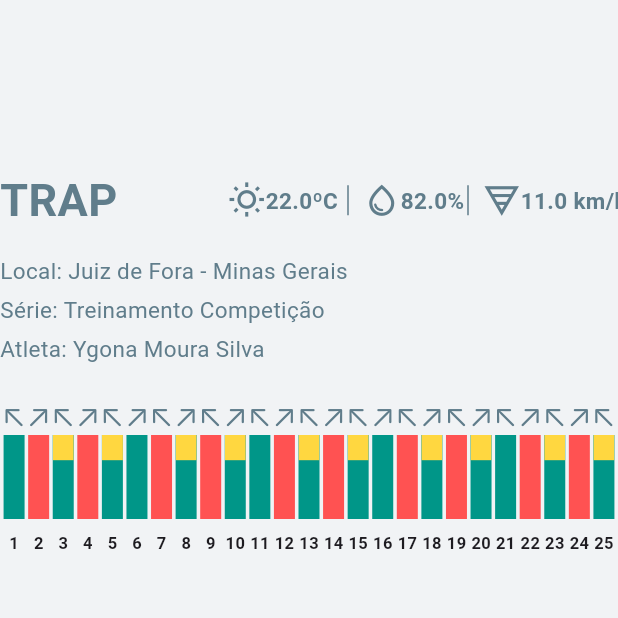
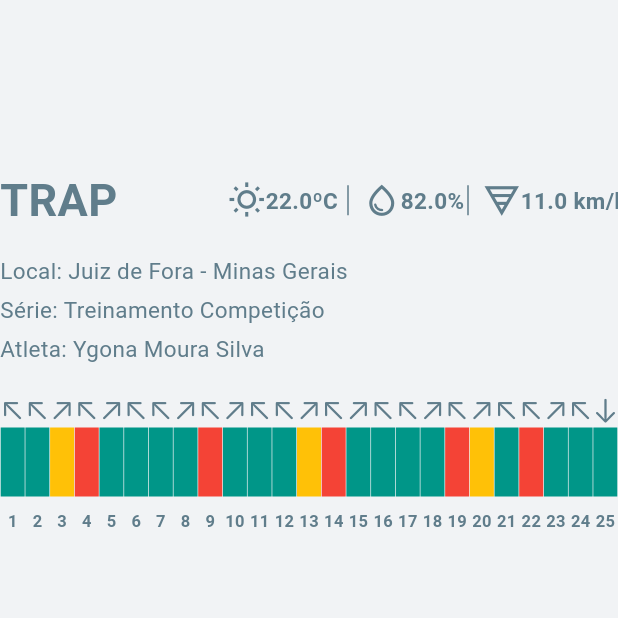
Before and after one commit to RafaelZapicoDev/bulletseed, a Flutter app: the screen it shows after launch, on a phone screen of 412 x 824 dp, the top half of it. Run offline on Flutter 3.47's test engine with Material 3 defaults, Android fonts, the phone set to English and light mode, and no system bars; drawn by our look-alikes of fl_chart; our stand-ins replace firebase_core; missing offline and left inert: gauge_indicator; accounts and stored records are empty.

Commit message:
fixing some issues

```diff
--- a/lib/charts/round/widget/round.dart
+++ b/lib/charts/round/widget/round.dart
@@ -45,7 +45,7 @@ class RoundChart extends StatelessWidget {
   @override
   Widget build(BuildContext context) {
     return Column(
-      spacing: 25,
+      spacing: 20,
       children: [
         RoundChartHeader(
           modality: modality,
@@ -66,8 +66,8 @@ class RoundChart extends StatelessWidget {
         RoundOverviewChart(
           attempts: attempts,
           hitColor: Colors.teal,
-          lostColor: Colors.redAccent,
-          secondShot: Colors.amberAccent,
+          lostColor: Colors.red,
+          secondShot: Colors.amber,
           subtitleColor: Colors.blueGrey,
         )
       ],
--- a/lib/charts/round/widget/round_overview.dart
+++ b/lib/charts/round/widget/round_overview.dart
@@ -23,7 +23,7 @@ class RoundOverviewChart extends StatelessWidget {
   Widget build(BuildContext context) {
     return SizedBox(
       width: 450,
-      height: 100,
+      height: 90,
       child: BarChart(
         duration: const Duration(seconds: 1),
         curve: Curves.fastLinearToSlowEaseIn,
@@ -50,21 +50,17 @@ class RoundOverviewChart extends StatelessWidget {
                 x: index + 1,
                 barRods: [
                   BarChartRodData(
-                      width: 14,
-                      color: attempts[index].hit ? hitColor : lostColor,
+                    width: 16,
+                    color: attempts[index].hit
+                        ? attempts[index].secondCartBridge
+                            ? secondShot
+                            : hitColor
+                        : lostColor,
                     borderRadius: BorderRadius.all(
                       Radius.zero,
                     ),
                     toY: 1,
-                      rodStackItems: [
-                        BarChartRodStackItem(
-                          .7,
-                          1,
-                          attempts[index].secondCartBridge
-                              ? secondShot
-                              : Colors.transparent,
-                        )
-                      ]),
+                  ),
                 ],
               );
             },
@@ -79,23 +75,11 @@ class RoundOverviewChart extends StatelessWidget {
 
     Widget icon;
 
-    if (intValue >= 1 && intValue <= 25) {
-      if (intValue % 2 == 0) {
     icon = Icon(
-          CupertinoIcons.arrow_up_right,
+      getDirectionIcon(attempts[intValue - 1].direction),
       color: Colors.blueGrey,
       size: 20,
     );
-      } else {
-        icon = Icon(
-          CupertinoIcons.arrow_up_left,
-          color: Colors.blueGrey,
-          size: 20,
-        );
-      }
-    } else {
-      icon = const Text('?');
-    }
 
     return SideTitleWidget(
       meta: meta,
@@ -104,9 +88,23 @@ class RoundOverviewChart extends StatelessWidget {
     );
   }
 
+  IconData getDirectionIcon(Direction direction) {
+    return switch (direction) {
+      Direction.north => CupertinoIcons.arrow_up,
+      Direction.south => CupertinoIcons.arrow_down,
+      Direction.east => CupertinoIcons.arrow_right,
+      Direction.west => CupertinoIcons.arrow_left,
+      Direction.northeast => CupertinoIcons.arrow_up_left,
+      Direction.northwest => CupertinoIcons.arrow_up_right,
+      Direction.southeast => CupertinoIcons.arrow_down_right,
+      Direction.southwest => CupertinoIcons.arrow_down_left,
+    };
+  }
+
   Widget bottomTitleWidgets(double value, TitleMeta meta) {
-    const style = TextStyle(
-      fontWeight: FontWeight.bold,
+    final style = TextStyle(
+      color: subtitleColor,
+      fontWeight: FontWeight.w600,
       fontSize: 11,
     );
 
@@ -116,7 +114,7 @@ class RoundOverviewChart extends StatelessWidget {
     if (intValue >= 1 && intValue <= value) {
       text = Text('$intValue', style: style);
     } else {
-      text = const Text('?', style: style);
+      text = Text('?', style: style);
     }
 
     return SideTitleWidget(
--- a/lib/widget_test.dart
+++ b/lib/widget_test.dart
@@ -34,13 +34,88 @@ class WidgetTest extends StatelessWidget {
                     // reaction: 3,
                     direction: Direction.northeast),
                 Attempt(
+                    hit: true,
+                    secondCartBridge: false,
+                    // reaction: 3,
+                    direction: Direction.northeast),
+                Attempt(
+                    hit: true,
+                    secondCartBridge: true,
+                    // reaction: 3,
+                    direction: Direction.northwest),
+                Attempt(
                     hit: false,
                     secondCartBridge: false,
                     // reaction: 3,
                     direction: Direction.northeast),
                 Attempt(
                     hit: true,
+                    secondCartBridge: false,
+                    // reaction: 3,
+                    direction: Direction.northwest),
+                Attempt(
+                    hit: true,
+                    secondCartBridge: false,
+                    // reaction: 3,
+                    direction: Direction.northeast),
+                Attempt(
+                    hit: true,
+                    secondCartBridge: false,
+                    // reaction: 3,
+                    direction: Direction.northeast),
+                Attempt(
+                    hit: true,
+                    secondCartBridge: false,
+                    // reaction: 3,
+                    direction: Direction.northwest),
+                Attempt(
+                    hit: false,
+                    secondCartBridge: false,
+                    // reaction: 3,
+                    direction: Direction.northeast),
+                Attempt(
+                    hit: true,
+                    secondCartBridge: false,
+                    // reaction: 3,
+                    direction: Direction.northwest),
+                Attempt(
+                    hit: true,
+                    secondCartBridge: false,
+                    // reaction: 3,
+                    direction: Direction.northeast),
+                Attempt(
+                    hit: true,
+                    secondCartBridge: false,
+                    // reaction: 3,
+                    direction: Direction.northeast),
+                Attempt(
+                    hit: true,
                     secondCartBridge: true,
+                    // reaction: 3,
+                    direction: Direction.northwest),
+                Attempt(
+                    hit: false,
+                    secondCartBridge: false,
+                    // reaction: 3,
+                    direction: Direction.northeast),
+                Attempt(
+                    hit: true,
+                    secondCartBridge: false,
+                    // reaction: 3,
+                    direction: Direction.northwest),
+                Attempt(
+                    hit: true,
+                    secondCartBridge: false,
+                    // reaction: 3,
+                    direction: Direction.northeast),
+                Attempt(
+                    hit: true,
+                    secondCartBridge: false,
+                    // reaction: 3,
+                    direction: Direction.northeast),
+                Attempt(
+                    hit: true,
+                    secondCartBridge: false,
                     // reaction: 3,
                     direction: Direction.northwest),
                 Attempt(
@@ -65,17 +140,7 @@ class WidgetTest extends StatelessWidget {
                     direction: Direction.northeast),
                 Attempt(
                     hit: true,
-                    secondCartBridge: true,
-                    // reaction: 3,
-                    direction: Direction.northwest),
-                Attempt(
-                    hit: false,
                     secondCartBridge: false,
-                    // reaction: 3,
-                    direction: Direction.northeast),
-                Attempt(
-                    hit: true,
-                    secondCartBridge: true,
                     // reaction: 3,
                     direction: Direction.northwest),
                 Attempt(
@@ -84,75 +149,10 @@ class WidgetTest extends StatelessWidget {
                     // reaction: 3,
                     direction: Direction.northeast),
                 Attempt(
-                    hit: false,
-                    secondCartBridge: false,
-                    // reaction: 3,
-                    direction: Direction.northeast),
-                Attempt(
-                    hit: true,
-                    secondCartBridge: true,
-                    // reaction: 3,
-                    direction: Direction.northwest),
-                Attempt(
-                    hit: false,
-                    secondCartBridge: false,
-                    // reaction: 3,
-                    direction: Direction.northeast),
-                Attempt(
-                    hit: true,
-                    secondCartBridge: true,
-                    // reaction: 3,
-                    direction: Direction.northwest),
-                Attempt(
                     hit: true,
                     secondCartBridge: false,
                     // reaction: 3,
-                    direction: Direction.northeast),
-                Attempt(
-                    hit: false,
-                    secondCartBridge: false,
-                    // reaction: 3,
-                    direction: Direction.northeast),
-                Attempt(
-                    hit: true,
-                    secondCartBridge: true,
-                    // reaction: 3,
-                    direction: Direction.northwest),
-                Attempt(
-                    hit: false,
-                    secondCartBridge: false,
-                    // reaction: 3,
-                    direction: Direction.northeast),
-                Attempt(
-                    hit: true,
-                    secondCartBridge: true,
-                    // reaction: 3,
-                    direction: Direction.northwest),
-                Attempt(
-                    hit: true,
-                    secondCartBridge: false,
-                    // reaction: 3,
-                    direction: Direction.northeast),
-                Attempt(
-                    hit: false,
-                    secondCartBridge: false,
-                    // reaction: 3,
-                    direction: Direction.northeast),
-                Attempt(
-                    hit: true,
-                    secondCartBridge: true,
-                    // reaction: 3,
-                    direction: Direction.northwest),
-                Attempt(
-                    hit: false,
-                    secondCartBridge: false,
-                    // reaction: 3,
-                    direction: Direction.northeast),
-                Attempt(
-                    hit: true,
-                    secondCartBridge: true,
-                    // reaction: 3,
-                    direction: Direction.northwest),
+                    direction: Direction.south),
               ],
               isFarenheight: false,
             ),
```
Lines whose indentation alone changed are shown as unchanged.
